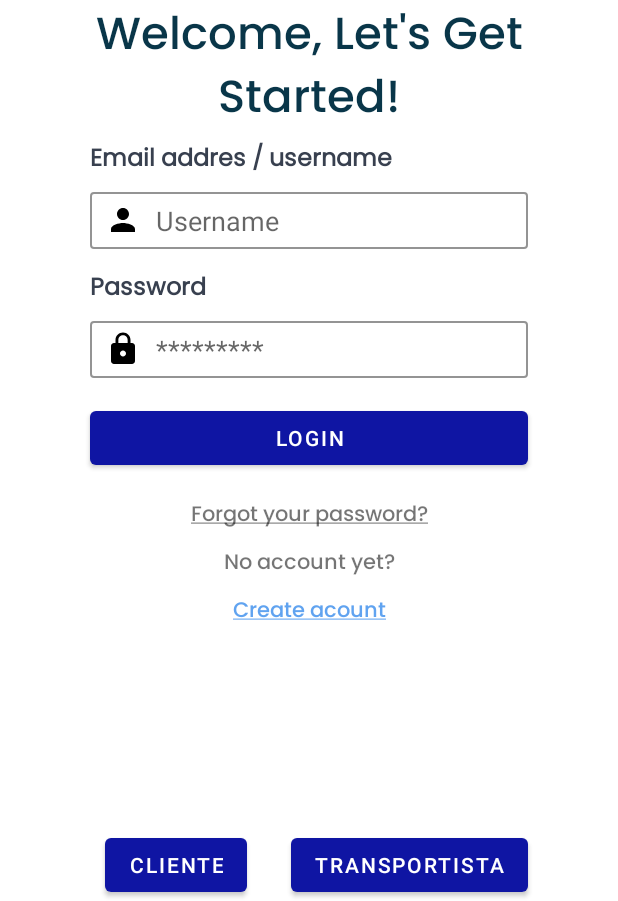
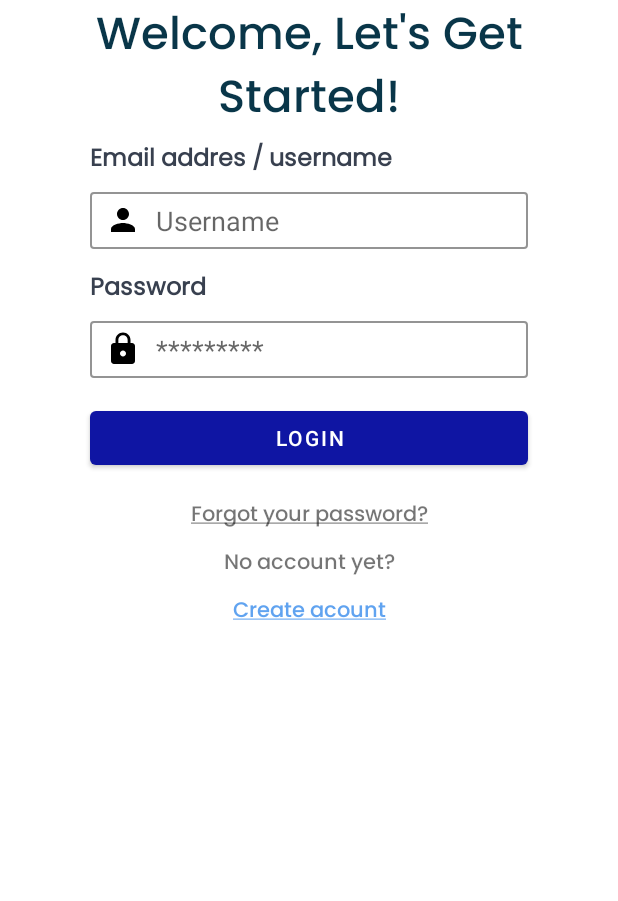
Before and after one commit to Tech-Company-SW52/mobile-applications, an Android app: the layout activity_login.xml on its own in the app's theme, with its tools: preview values and no code run, on a phone screen of 412 x 824 dp, the part 335-1236 px from its top. Run offline under Robolectric (Android 15) with nearby library versions, the phone set to English and light mode, and no system bars.

```diff
--- a/app/src/main/res/layout/activity_login.xml
+++ b/app/src/main/res/layout/activity_login.xml
@@ -22,24 +22,6 @@
         app:layout_constraintEnd_toEndOf="parent"
         app:layout_constraintStart_toStartOf="parent"/>
 
-    <Button
-        android:id="@+id/btnClient"
-        android:layout_width="wrap_content"
-        android:layout_height="wrap_content"
-        android:layout_marginStart="70dp"
-        android:text="Cliente"
-        app:layout_constraintBottom_toBottomOf="parent"
-        app:layout_constraintStart_toStartOf="parent" />
-
-    <Button
-        android:id="@+id/btnCarrier"
-        android:layout_width="wrap_content"
-        android:layout_height="wrap_content"
-        android:layout_marginEnd="60dp"
-        android:text="Transportista"
-        app:layout_constraintBaseline_toBaselineOf="@+id/btnClient"
-        app:layout_constraintEnd_toEndOf="parent" />
-
     <TextView
         android:id="@+id/textView3"
         android:layout_width="327dp"
@@ -56,7 +38,7 @@
         app:layout_constraintVertical_bias="0.31" />
 
     <EditText
-        android:id="@+id/editTextTextPassword"
+        android:id="@+id/et_password"
         android:layout_width="0dp"
         android:layout_height="38dp"
         android:layout_marginStart="60dp"
@@ -73,11 +55,11 @@
         app:layout_constraintEnd_toEndOf="parent"
         app:layout_constraintHorizontal_bias="0.0"
         app:layout_constraintStart_toStartOf="parent"
-        app:layout_constraintTop_toBottomOf="@+id/editTextTextPersonName" />
+        app:layout_constraintTop_toBottomOf="@+id/et_username" />
 
 
     <EditText
-        android:id="@+id/editTextTextPersonName"
+        android:id="@+id/et_username"
         android:layout_width="0dp"
         android:layout_height="38dp"
         android:layout_marginStart="60dp"
@@ -106,8 +88,8 @@
         android:textColor="#38404F"
         android:textSize="16sp"
         android:textStyle="bold"
-        app:layout_constraintBottom_toTopOf="@+id/editTextTextPersonName"
-        app:layout_constraintStart_toStartOf="@+id/editTextTextPersonName" />
+        app:layout_constraintBottom_toTopOf="@+id/et_username"
+        app:layout_constraintStart_toStartOf="@+id/et_username" />
 
     <TextView
         android:id="@+id/textView5"
@@ -119,11 +101,11 @@
         android:textColor="#38404F"
         android:textSize="16sp"
         android:textStyle="bold"
-        app:layout_constraintBottom_toTopOf="@+id/editTextTextPassword"
-        app:layout_constraintStart_toStartOf="@+id/editTextTextPassword" />
+        app:layout_constraintBottom_toTopOf="@+id/et_password"
+        app:layout_constraintStart_toStartOf="@+id/et_password" />
 
     <Button
-        android:id="@+id/button"
+        android:id="@+id/btn_login"
         android:layout_width="0dp"
         android:layout_height="wrap_content"
         android:layout_marginStart="60dp"
@@ -132,10 +114,10 @@
         android:text="Login"
         app:layout_constraintEnd_toEndOf="parent"
         app:layout_constraintStart_toStartOf="parent"
-        app:layout_constraintTop_toBottomOf="@+id/editTextTextPassword" />
+        app:layout_constraintTop_toBottomOf="@+id/et_password" />
 
     <TextView
-        android:id="@+id/textView6"
+        android:id="@+id/tvpassword"
         android:layout_width="wrap_content"
         android:layout_height="wrap_content"
         android:layout_marginTop="16dp"
@@ -144,7 +126,7 @@
         android:textAllCaps="false"
         app:layout_constraintEnd_toEndOf="parent"
         app:layout_constraintStart_toStartOf="parent"
-        app:layout_constraintTop_toBottomOf="@+id/button" />
+        app:layout_constraintTop_toBottomOf="@+id/btn_login" />
 
     <TextView
         android:id="@+id/textView7"
@@ -156,10 +138,10 @@
         android:textAllCaps="false"
         app:layout_constraintEnd_toEndOf="parent"
         app:layout_constraintStart_toStartOf="parent"
-        app:layout_constraintTop_toBottomOf="@+id/textView6" />
+        app:layout_constraintTop_toBottomOf="@+id/tvpassword" />
 
     <TextView
-        android:id="@+id/textView8"
+        android:id="@+id/tvCreateAcount"
         android:layout_width="wrap_content"
         android:layout_height="wrap_content"
         android:layout_marginTop="8dp"
--- a/app/src/main/res/layout/fragment_renew.xml
+++ b/app/src/main/res/layout/fragment_renew.xml
@@ -47,7 +47,7 @@
         android:textColor="#38404F"
         android:textSize="16sp"
         android:textStyle="bold"
-        app:layout_constraintBottom_toTopOf="@+id/editTextTextPassword"
+        app:layout_constraintBottom_toTopOf="@+id/et_password"
         app:layout_constraintStart_toStartOf="@+id/editTextTextPassword2"
         app:layout_constraintTop_toBottomOf="@+id/editTextTextPassword2" />
 
```
Also changed, not shown: app/src/main/AndroidManifest.xml (+5 -2 lines), app/src/main/java/com/fastport/Beans/Clients.kt (added, +33 -0 lines), app/src/main/java/com/fastport/Beans/Drivers.kt (added, +19 -0 lines), app/src/main/java/com/fastport/Interface/ClientsInterface.kt (added, +15 -0 lines), app/src/main/java/com/fastport/Interface/DriversInterface.kt (added, +15 -0 lines), app/src/main/java/com/fastport/LoginActivity.kt (+95 -10 lines), app/src/main/java/com/fastport/helpers/SharedPreferences.kt (added, +26 -0 lines).
